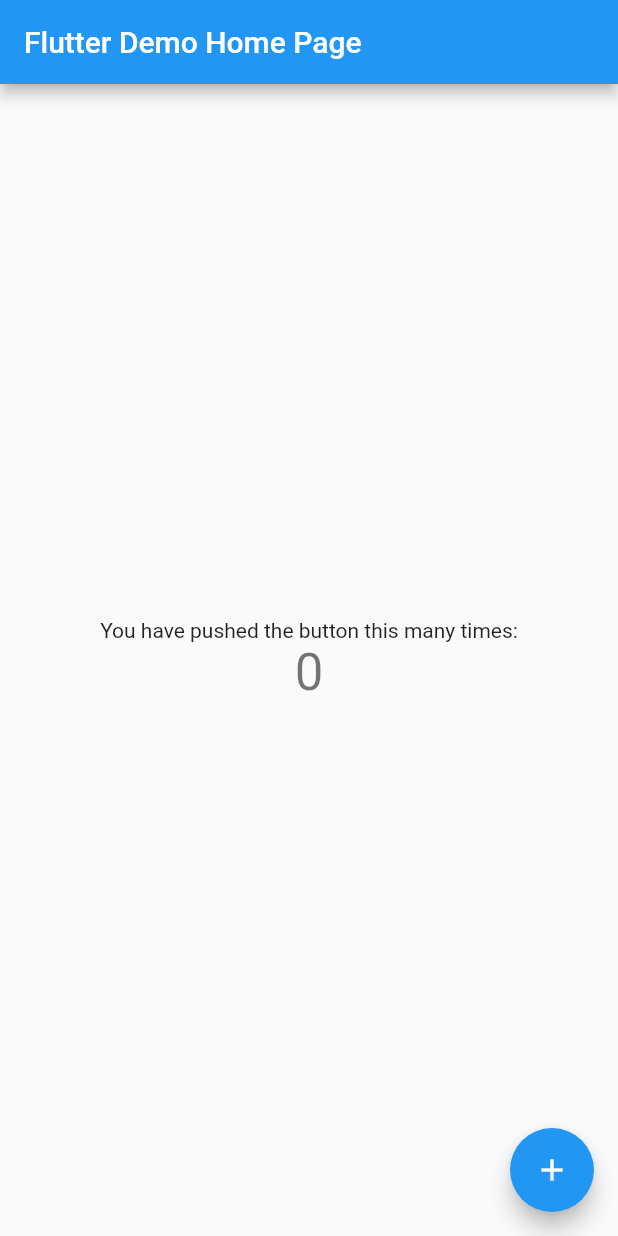
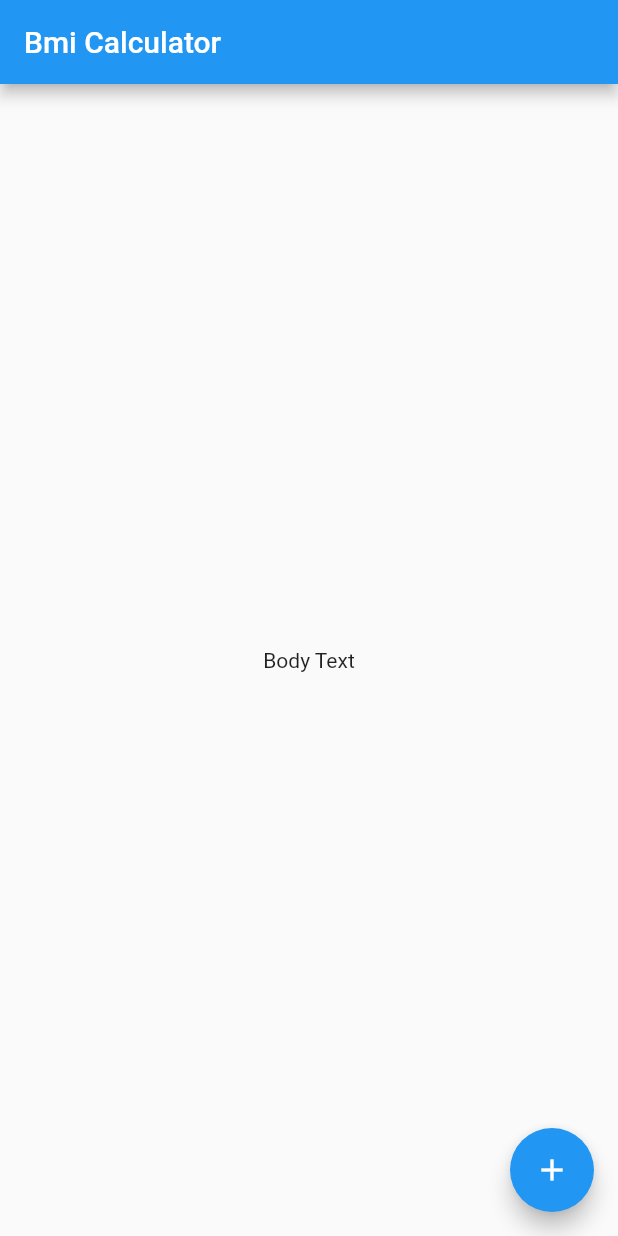
Before and after one commit to sercangl/BMI_Calculator, a Flutter app: the screen it shows after launch, on a phone screen of 412 x 824 dp. Run offline on Flutter 3.47's test engine with Material 2 defaults, Android fonts, the phone set to English and light mode, and no system bars.

Commit message:
created a outline

```diff
--- a/bmi_calculator/lib/main.dart
+++ b/bmi_calculator/lib/main.dart
@@ -3,109 +3,31 @@ import 'package:flutter/material.dart';
 void main() => runApp(MyApp());
 
 class MyApp extends StatelessWidget {
-  // This widget is the root of your application.
+  const MyApp({Key key}) : super(key: key);
+
   @override
   Widget build(BuildContext context) {
-    return MaterialApp(
-      title: 'Flutter Demo',
-      theme: ThemeData(
-        // This is the theme of your application.
-        //
-        // Try running your application with "flutter run". You'll see the
-        // application has a blue toolbar. Then, without quitting the app, try
-        // changing the primarySwatch below to Colors.green and then invoke
-        // "hot reload" (press "r" in the console where you ran "flutter run",
-        // or simply save your changes to "hot reload" in a Flutter IDE).
-        // Notice that the counter didn't reset back to zero; the application
-        // is not restarted.
-        primarySwatch: Colors.blue,
+    return MaterialApp(home: InputPage());
+  }
+}
+
+class InputPage extends StatefulWidget {
+  InputPage({Key key}) : super(key: key);
+
+  @override
+  _InputPageState createState() => _InputPageState();
+}
+
+class _InputPageState extends State<InputPage> {
+  @override
+  Widget build(BuildContext context) {
+    return Scaffold(
+      appBar: AppBar(title: Text("Bmi Calculator")),
+      body: Center(child: Text("Body Text")),
+      floatingActionButton: FloatingActionButton(
+        child: Icon(Icons.add),
+        onPressed: null,
       ),
-      home: MyHomePage(title: 'Flutter Demo Home Page'),
     );
   }
 }
-
-class MyHomePage extends StatefulWidget {
-  MyHomePage({Key key, this.title}) : super(key: key);
-
-  // This widget is the home page of your application. It is stateful, meaning
-  // that it has a State object (defined below) that contains fields that affect
-  // how it looks.
-
-  // This class is the configuration for the state. It holds the values (in this
-  // case the title) provided by the parent (in this case the App widget) and
-  // used by the build method of the State. Fields in a Widget subclass are
-  // always marked "final".
-
-  final String title;
-
-  @override
-  _MyHomePageState createState() => _MyHomePageState();
-}
-
-class _MyHomePageState extends State<MyHomePage> {
-  int _counter = 0;
-
-  void _incrementCounter() {
-    setState(() {
-      // This call to setState tells the Flutter framework that something has
-      // changed in this State, which causes it to rerun the build method below
-      // so that the display can reflect the updated values. If we changed
-      // _counter without calling setState(), then the build method would not be
-      // called again, and so nothing would appear to happen.
-      _counter++;
-    });
-  }
-
-  @override
-  Widget build(BuildContext context) {
-    // This method is rerun every time setState is called, for instance as done
-    // by the _incrementCounter method above.
-    //
-    // The Flutter framework has been optimized to make rerunning build methods
-    // fast, so that you can just rebuild anything that needs updating rather
-    // than having to individually change instances of widgets.
-    return Scaffold(
-      appBar: AppBar(
-        // Here we take the value from the MyHomePage object that was created by
-        // the App.build method, and use it to set our appbar title.
-        title: Text(widget.title),
-      ),
-      body: Center(
-        // Center is a layout widget. It takes a single child and positions it
-        // in the middle of the parent.
-        child: Column(
-          // Column is also a layout widget. It takes a list of children and
-          // arranges them vertically. By default, it sizes itself to fit its
-          // children horizontally, and tries to be as tall as its parent.
-          //
-          // Invoke "debug painting" (press "p" in the console, choose the
-          // "Toggle Debug Paint" action from the Flutter Inspector in Android
-          // Studio, or the "Toggle Debug Paint" command in Visual Studio Code)
-          // to see the wireframe for each widget.
-          //
-          // Column has various properties to control how it sizes itself and
-          // how it positions its children. Here we use mainAxisAlignment to
-          // center the children vertically; the main axis here is the vertical
-          // axis because Columns are vertical (the cross axis would be
-          // horizontal).
-          mainAxisAlignment: MainAxisAlignment.center,
-          children: <Widget>[
-            Text(
-              'You have pushed the button this many times:',
-            ),
-            Text(
-              '$_counter',
-              style: Theme.of(context).textTheme.display1,
-            ),
-          ],
-        ),
-      ),
-      floatingActionButton: FloatingActionButton(
-        onPressed: _incrementCounter,
-        tooltip: 'Increment',
-        child: Icon(Icons.add),
-      ), // This trailing comma makes auto-formatting nicer for build methods.
-    );
-  }
-}
```
